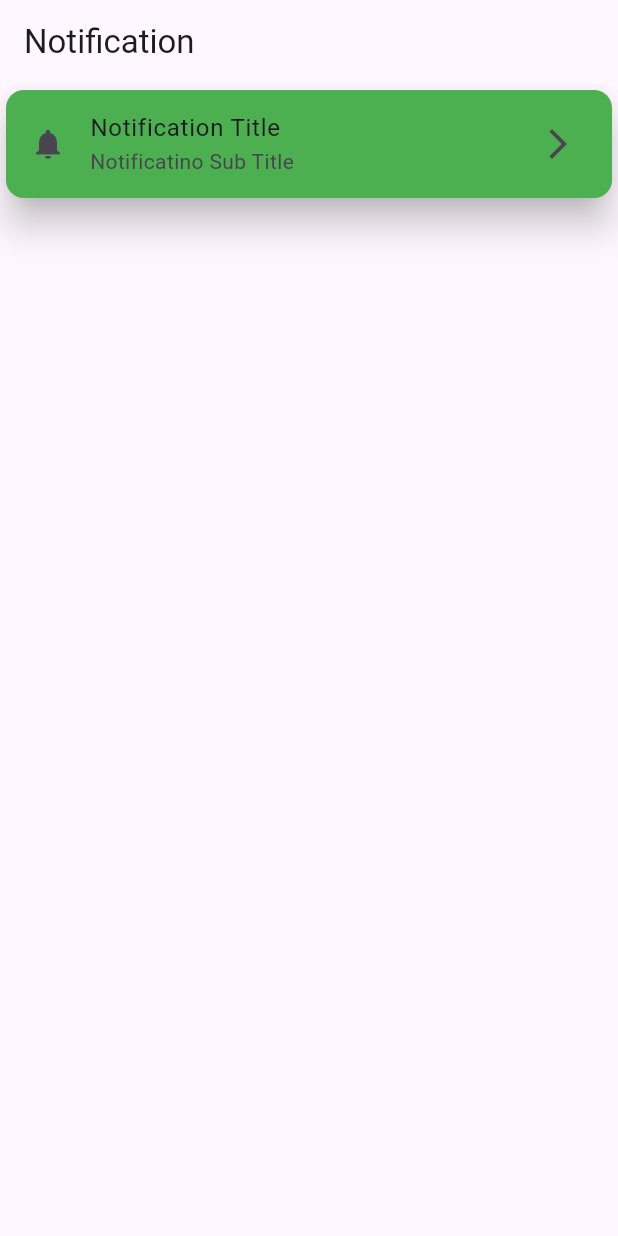
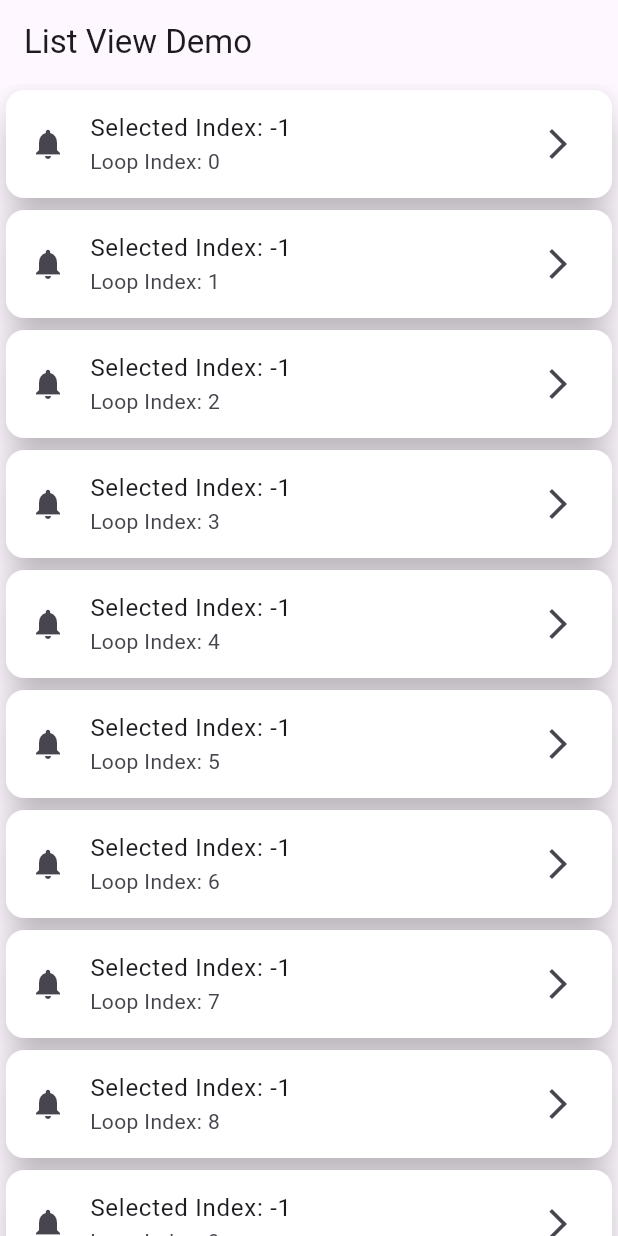
Before and after one commit to MuhammadAliKust/Hassan-Project, a Flutter app: the screen it shows after launch, on a phone screen of 412 x 824 dp. Run offline on Flutter 3.47's test engine with Material 3 defaults, Android fonts, the phone set to English and light mode, and no system bars; our stand-ins replace string_validator.

Commit message:
Single Selection Done

```diff
--- /dev/null
+++ b/lib/list_view_demo.dart
@@ -0,0 +1,39 @@
+import 'package:flutter/material.dart';
+
+class ListViewDemo extends StatefulWidget {
+  ListViewDemo({super.key});
+
+  @override
+  State<ListViewDemo> createState() => _ListViewDemoState();
+}
+
+class _ListViewDemoState extends State<ListViewDemo> {
+  int selectedIndex = -1;
+
+  @override
+  Widget build(BuildContext context) {
+    return Scaffold(
+      appBar: AppBar(
+        title: Text("List View Demo"),
+      ),
+      body: ListView.builder(
+          itemCount: 10,
+          itemBuilder: (context, i) {
+            return Card(
+              elevation: 10,
+              color: selectedIndex == i ? Colors.green : Colors.white,
+              child: ListTile(
+                onTap: () {
+                  selectedIndex = i;
+                  setState(() {});
+                },
+                leading: Icon(Icons.notifications),
+                title: Text("Selected Index: $selectedIndex"),
+                subtitle: Text("Loop Index: $i"),
+                trailing: Icon(Icons.arrow_forward_ios),
+              ),
+            );
+          }),
+    );
+  }
+}
--- a/lib/main.dart
+++ b/lib/main.dart
@@ -1,6 +1,7 @@
 import 'package:flutter/material.dart';
 import 'package:hassan_project/asset_image.dart';
 import 'package:hassan_project/list_tile.dart';
+import 'package:hassan_project/list_view_demo.dart';
 import 'package:hassan_project/login.dart';
 import 'package:hassan_project/network_image.dart';
 import 'package:hassan_project/row_column_view.dart';
@@ -16,7 +17,7 @@
   Widget build(BuildContext context) {
     return MaterialApp(
       debugShowCheckedModeBanner: false,
-    home: ListTileDemo(),
+    home: ListViewDemo(),
     );
   }
 }
```
